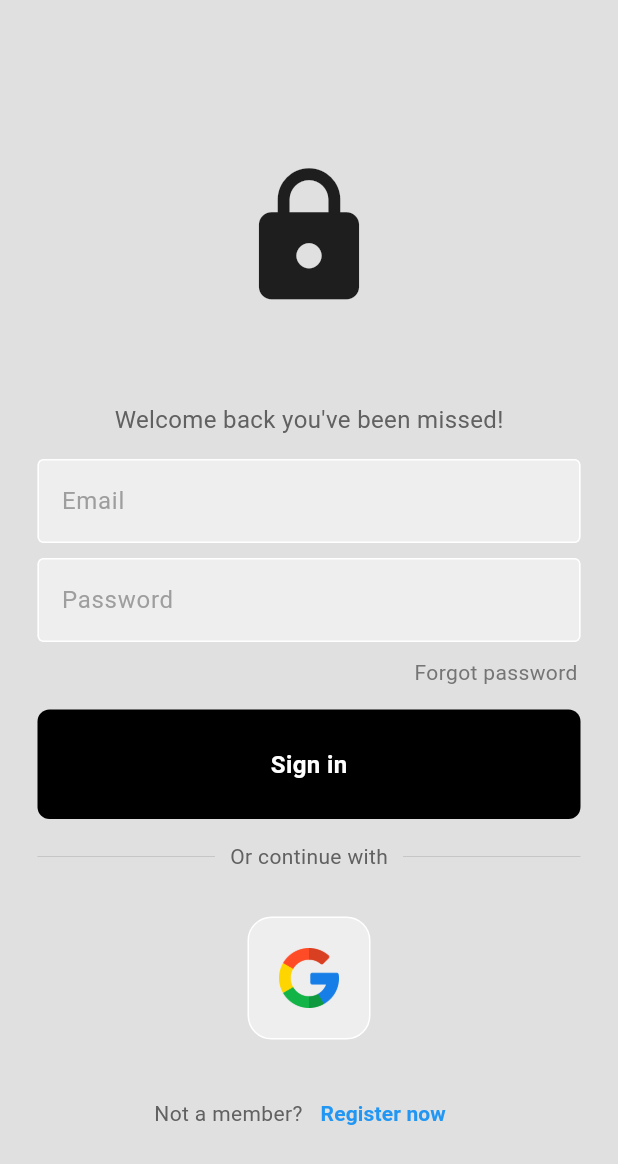
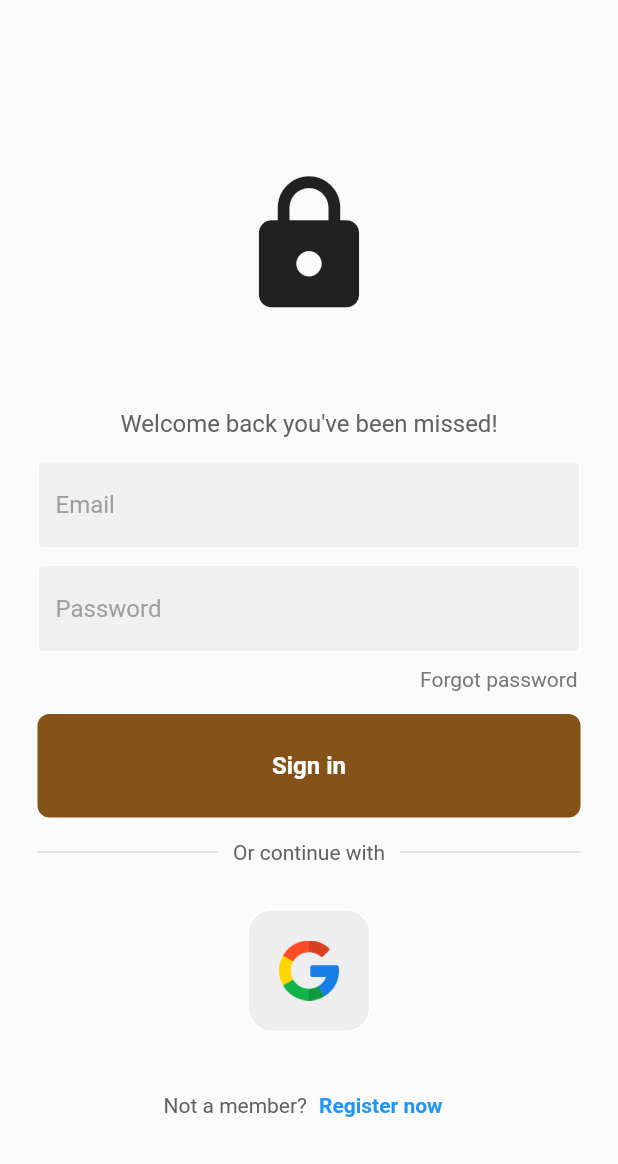
Before and after one commit to justforjan/firebase_testing, a Flutter app: the screen it shows after launch, on a phone screen of 412 x 824 dp. Shown: the top 1164 px of the screen. Run offline on Flutter 3.47's test engine with Material 3 defaults, Android fonts, the phone set to English and light mode, and no system bars; our stand-ins replace firebase_auth, firebase_core, google_sign_in; accounts and stored records are empty.

Commit message:
playing aroung with themes

```diff
--- a/lib/components/my_button.dart
+++ b/lib/components/my_button.dart
@@ -16,17 +16,22 @@ class MyButton extends StatelessWidget {
             padding: const EdgeInsets.all(25),
             margin: const EdgeInsets.symmetric(horizontal: 25),
             decoration: BoxDecoration(
-                color: Colors.black, borderRadius: BorderRadius.circular(8)),
+                color: Theme.of(context).colorScheme.primary,
+                borderRadius: BorderRadius.circular(8)),
             child: Center(
               child: Text(
                 buttonText,
-                style: const TextStyle(
-                    color: Colors.white,
+                style: TextStyle(
+                    color: Theme.of(context).colorScheme.onPrimary,
                     fontWeight: FontWeight.bold,
                     fontSize: 16),
               ),
             )),
       ),
     );
+
+    //   return Padding(
+    //       padding: const EdgeInsets.symmetric(vertical: 10.0),
+    //       child: FilledButton(onPressed: onTap, child: Text(buttonText)));
   }
 }
--- a/lib/components/my_texfield.dart
+++ b/lib/components/my_texfield.dart
@@ -31,8 +31,8 @@ class MyTextField extends StatelessWidget {
             enabledBorder: const OutlineInputBorder(
                 borderSide: BorderSide(color: Colors.white)),
             focusedBorder: OutlineInputBorder(
-                borderSide: BorderSide(color: Colors.grey.shade400)),
-            fillColor: Colors.grey.shade200,
+                borderSide:
+                    BorderSide(color: Theme.of(context).colorScheme.primary)),
             filled: true,
             hintText: hintText,
             hintStyle: TextStyle(color: Colors.grey[500])),
--- a/lib/main.dart
+++ b/lib/main.dart
@@ -1,5 +1,6 @@
 import 'package:firebase_testing/firebase_options.dart';
 import 'package:firebase_testing/pages/auth_page.dart';
+import 'package:firebase_testing/theme/theme_constants.dart';
 import 'package:flutter/material.dart';
 import 'package:firebase_core/firebase_core.dart';
 
@@ -18,13 +19,7 @@ class MyApp extends StatelessWidget {
   Widget build(BuildContext context) {
     return MaterialApp(
       title: 'Flutter Demo',
-      theme: ThemeData(
-        colorScheme: ColorScheme.fromSeed(
-            seedColor: Colors.orange, surface: Colors.grey[300]),
-        // scaffoldBackgroundColor: Colors.grey[300],
-        // textTheme: TextTheme(),
-        useMaterial3: true,
-      ),
+      theme: origTheme,
       home: AuthPage(),
     );
   }
```
Also changed, not shown: lib/theme/theme_constants.dart (added, +34 -0 lines).
